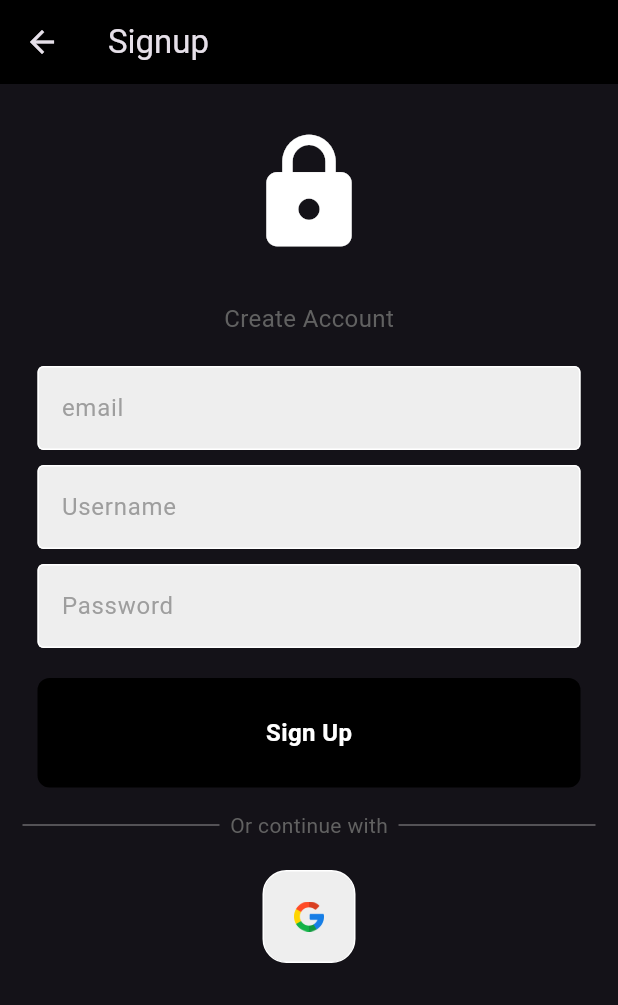
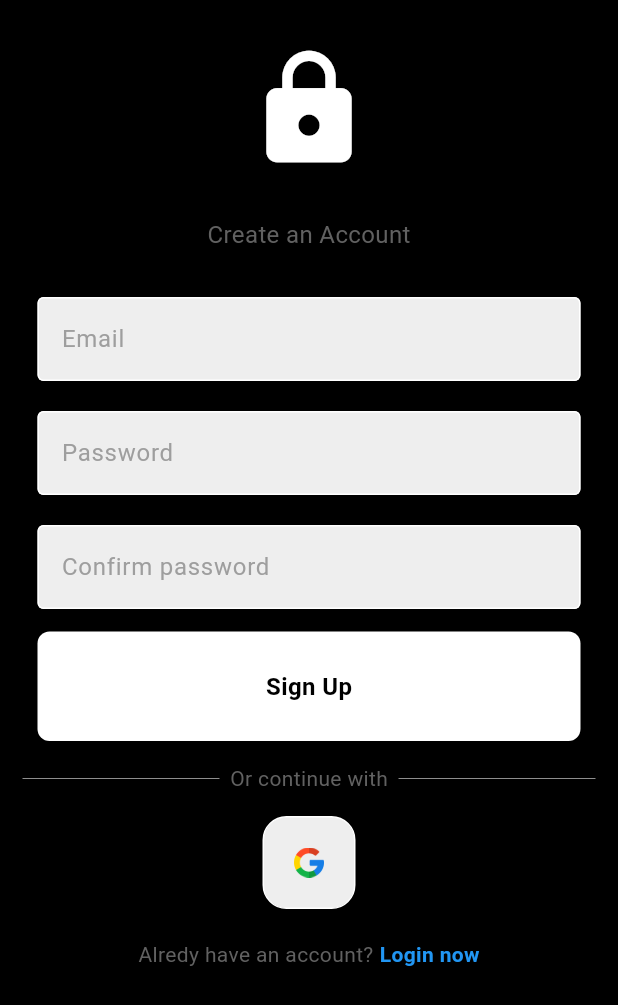
Before and after one commit to Raphaela664/24073_MAHORO_RAPHAELA_MOBILE_NAVIGATION_ASSIGNMENT3__CONTENT_PROVIDER, a Flutter app: the screen it shows after launch, after a tap on "Register now", on a phone screen of 412 x 824 dp. Shown: the top 1005 px of the screen. Run offline on Flutter 3.47's test engine with Material 3 defaults, Android fonts, the phone set to English and light mode, and no system bars; our stand-ins replace connectivity_plus, firebase_auth, firebase_core, google_nav_bar, google_sign_in, image_picker and 1 more; missing offline and left inert: fast_contacts; accounts and stored records are empty; network calls fail.

Commit message:
added google auth

```diff
--- a/lib/components/button.dart
+++ b/lib/components/button.dart
@@ -17,14 +17,14 @@ class MyButton extends StatelessWidget {
         padding: const EdgeInsets.all(25),
         margin: const EdgeInsets.symmetric(horizontal: 25),
         decoration: BoxDecoration(
-          color:Colors.black,
+          color:Colors.white,
           borderRadius: BorderRadius.circular(8),
           ),
         child:  Center(
           child: Text(
             buttonText,
             style: TextStyle(
-              color: Colors.white,
+              color: Colors.black,
               fontWeight: FontWeight.bold,
               fontSize: 16,
               ),
--- a/lib/components/square_tile.dart
+++ b/lib/components/square_tile.dart
@@ -2,14 +2,18 @@ import 'package:flutter/material.dart';
 
 class SquareTile extends StatelessWidget {
   final String imagePath;
+  final Function()? onTap;
   const SquareTile({
     super.key,
     required this.imagePath,
+    required this.onTap
   });
 
   @override
   Widget build(BuildContext context) {
-    return Container(
+    return GestureDetector(
+      onTap: onTap,
+      child: Container(
         padding: EdgeInsets.all(20),
         decoration: BoxDecoration(
           border: Border.all(color: Colors.white),
@@ -20,6 +24,7 @@ class SquareTile extends StatelessWidget {
           imagePath,
           height: 20,
         ),
+      ),
     );
   }
 }
--- a/lib/components/textfield.dart
+++ b/lib/components/textfield.dart
@@ -28,7 +28,8 @@ class Text_field extends StatelessWidget {
                     fillColor: Colors.grey.shade200,
                     filled: true,
                     hintText: hintText,
-                    hintStyle: TextStyle(color: Colors.grey[500])
+                    hintStyle: TextStyle(color: Colors.grey[500]),
+
 
                   ),
                 ),
--- a/lib/main.dart
+++ b/lib/main.dart
@@ -1,9 +1,16 @@
+import 'package:assignment_3/pages/authentication/auth_page.dart';
 import 'package:assignment_3/provider/theme.dart';
 import 'package:flutter/material.dart';
-import 'package:assignment_3/Homepage.dart';
 import 'package:provider/provider.dart';
+import 'package:firebase_core/firebase_core.dart';
+import 'firebase_options.dart';
 
-void main() {
+Future<void> main() async {
+  WidgetsFlutterBinding.ensureInitialized();
+  await Firebase.initializeApp(
+    options: DefaultFirebaseOptions.currentPlatform
+  );
+
   // runApp(ChangeNotifier(
   //   child: MyApp(),
   //   create: (BuildContext context)=> ThemeProvider(isDarkMode=true),
@@ -28,7 +35,7 @@ class MyApp extends StatelessWidget {
         //   colorScheme: ColorScheme.fromSeed(seedColor: Colors.deepPurple),
         //   useMaterial3: true,
         // ),
-        home: Homepage(), // Set Homepage as the home screen
+        home: AuthPage(), // Set Homepage as the home screen
       );
       },
     );
--- /dev/null
+++ b/lib/pages/authentication/Login_or_registerpage.dart
@@ -0,0 +1,31 @@
+import 'package:assignment_3/pages/authentication/login_page.dart';
+import 'package:assignment_3/pages/authentication/signup_page.dart';
+import 'package:flutter/material.dart';
+
+class LoginOrSignUpPagState extends StatefulWidget {
+  const LoginOrSignUpPagState({super.key});
+
+  @override
+  State<LoginOrSignUpPagState> createState() => _LoginOrSignUpPagStateState();
+}
+
+class _LoginOrSignUpPagStateState extends State<LoginOrSignUpPagState> {
+  bool showLoginPage = true;
+  void togglePages (){
+    setState(() {
+      showLoginPage = !showLoginPage;
+    });
+  }
+  @override
+  Widget build(BuildContext context) {
+    if(showLoginPage){
+     return LoginPage(
+      onTap: togglePages,
+     );
+    }else{
+      return SignUpPage(
+        onTap:  togglePages
+      );
+    }
+  }
+}
--- /dev/null
+++ b/lib/pages/authentication/auth_page.dart
@@ -0,0 +1,25 @@
+import 'package:assignment_3/Homepage.dart';
+import 'package:assignment_3/pages/authentication/Login_or_registerpage.dart';
+import 'package:assignment_3/pages/authentication/login_page.dart';
+import 'package:firebase_auth/firebase_auth.dart';
+import 'package:flutter/material.dart';
+
+class AuthPage extends StatelessWidget {
+  const AuthPage({super.key});
+
+  @override
+  Widget build(BuildContext context) {
+    return Scaffold(
+      body: StreamBuilder<User?>(
+        stream: FirebaseAuth.instance.authStateChanges(),
+        builder: (context, snapshot){
+          if (snapshot.hasData){
+            return Homepage();
+          }else{
+            return LoginOrSignUpPagState();
+          }
+        },
+      ),
+    );
+  }
+}
--- a/lib/pages/authentication/login_page.dart
+++ b/lib/pages/authentication/login_page.dart
@@ -1,21 +1,69 @@
 import 'package:assignment_3/components/button.dart';
 import 'package:assignment_3/components/square_tile.dart';
 import 'package:assignment_3/components/textfield.dart';
+import 'package:assignment_3/pages/authentication/auth_page.dart';
+import 'package:assignment_3/services/auth_service.dart';
+import 'package:firebase_auth/firebase_auth.dart';
+import 'package:firebase_core/firebase_core.dart';
 import 'package:flutter/material.dart';
 import 'signup_page.dart';
 
-class LoginPage extends StatelessWidget {
-  LoginPage({Key? key});
+class LoginPage extends StatefulWidget {
+  final Function()? onTap;
+  const LoginPage({super.key, required this.onTap});
 
-  final usernameController = TextEditingController();
+
+  @override
+  State<LoginPage> createState() => _LoginPageState();
+}
+
+class _LoginPageState extends State<LoginPage> {
+  final emailController = TextEditingController();
+
   final passwordController = TextEditingController();
 
-  void signUserIn() {}
+  void signUserIn() async{
+
+    showDialog(context: context, builder: (context){
+      return Center(
+        child: CircularProgressIndicator()
+      );
+    });
+    try{
+    await  FirebaseAuth.instance.signInWithEmailAndPassword(
+      email: emailController.text,
+       password: passwordController.text
+    );
+    Navigator.pop(context);
+    }on FirebaseAuthException  catch(e) {
+      Navigator.pop(context);
+      ShowErrorMessage(e.code);
+    }
+
+
+  }
+
+  void ShowErrorMessage(String Message){
+    showDialog(context: context, builder: (context){
+
+      return AlertDialog(
+        backgroundColor: Colors.orange,
+        title: Center(
+          child: Text(
+            Message,
+          style: TextStyle(color: Colors.white)
+          ),
+
+          ),
+      );
+    });
+  }
+
 
   @override
   Widget build(BuildContext context) {
     return Scaffold(
-      backgroundColor: Colors.grey[300],
+      backgroundColor: Colors.black,
       body: SafeArea(
         child: SingleChildScrollView(
           child: Center(
@@ -37,8 +85,8 @@ class LoginPage extends StatelessWidget {
               ),
               const SizedBox(height: 30),
               Text_field(
-                controller: usernameController,
-                hintText: 'Username',
+                controller: emailController,
+                hintText: 'Email',
                 obscureText: false,
               ),
               const SizedBox(height: 20),
@@ -95,8 +143,11 @@ class LoginPage extends StatelessWidget {
               const SizedBox(height: 15),
               Row(
                 mainAxisAlignment: MainAxisAlignment.center,
-                children: const [
-                  SquareTile(imagePath: 'images/google.png'),
+                children:  [
+                  SquareTile(
+                    imagePath: 'images/google.png',
+                    onTap: ()=> Auth_Service().signInWithGoogle(),
+                    ),
                 ],
               ),
               const SizedBox(height: 20),
@@ -109,26 +160,12 @@ class LoginPage extends StatelessWidget {
                   ),
                   const SizedBox(width: 4),
                   GestureDetector(
-                    onTap: () {
-
-                      Navigator.push(
-                        context,
-                        MaterialPageRoute(builder: (context) {
-                          return Scaffold(
-                            appBar: AppBar(
-                              title: Text('Signup'),
-                              backgroundColor: Colors.black,
-                            ),
-                            body: signupPage(),
-                          );
-                        }),
-                      );
-                    },
+                    onTap: widget.onTap,
                     child: const Text(
                       'Register now',
                       style: TextStyle(
                         color: Colors.blue,
-                        fontWeight: FontWeight.bold,
+                        fontWeight: FontWeight.bold
                       ),
                     ),
                   )
--- a/lib/pages/authentication/signup_page.dart
+++ b/lib/pages/authentication/signup_page.dart
@@ -1,27 +1,74 @@
-import 'package:assignment_3/pages/authentication/login_page.dart';
 import 'package:assignment_3/components/button.dart';
 import 'package:assignment_3/components/square_tile.dart';
 import 'package:assignment_3/components/textfield.dart';
+import 'package:assignment_3/services/auth_service.dart';
+import 'package:firebase_auth/firebase_auth.dart';
+import 'package:firebase_core/firebase_core.dart';
 import 'package:flutter/material.dart';
+import 'signup_page.dart';
 
-class signupPage extends StatelessWidget {
-  signupPage({super.key});
+class SignUpPage extends StatefulWidget {
+  final Function()? onTap;
+  const SignUpPage({super.key, required this.onTap});
 
 
-  final usernameController = TextEditingController();
+  @override
+  State<SignUpPage> createState() => _SignUpPageState();
+}
+
+class _SignUpPageState extends State<SignUpPage> {
   final emailController = TextEditingController();
   final passwordController = TextEditingController();
+  final confirmPasswordController = TextEditingController();
+
+  void signUserUp() async{
+
+    showDialog(context: context, builder: (context){
+      return Center(
+        child: CircularProgressIndicator()
+      );
+    });
+    try{
+
+    if(passwordController.text == confirmPasswordController.text ){
+      await  FirebaseAuth.instance.createUserWithEmailAndPassword(
+      email: emailController.text,
+      password: passwordController.text
+    );
+    }else{
+      ShowErrorMessage("Passwords don't match");
+    }
+    Navigator.pop(context);
+
+    }on FirebaseAuthException  catch(e) {
+      Navigator.pop(context);
+      ShowErrorMessage(e.code);
+    }
 
 
+  }
 
-  // sign user in method
-  void signUserUp() {}
+  void ShowErrorMessage(String Message){
+    showDialog(context: context, builder: (context){
+
+      return AlertDialog(
+        backgroundColor: Colors.orange,
+        title: Center(
+          child: Text(
+            Message,
+          style: TextStyle(color: Colors.white)
+          ),
+
+          ),
+      );
+    });
+  }
 
 
   @override
   Widget build(BuildContext context) {
     return Scaffold(
-      //backgroundColor: Colors.grey[300],
+      backgroundColor: Colors.black,
       body: SafeArea(
         child: SingleChildScrollView(
           child: Center(
@@ -29,62 +76,43 @@ class signupPage extends StatelessWidget {
             mainAxisAlignment: MainAxisAlignment.center,
             children: [
               const SizedBox(height: 30),
-              // logo
               const Icon(
                 Icons.lock,
                 size: 85,
               ),
-
               const SizedBox(height: 30),
-
-              // Create account
               Text(
-                'Create Account',
+                'Create an Account',
                 style: TextStyle(
                   color: Colors.grey[700],
                   fontSize: 16,
                 ),
               ),
-
-              const SizedBox(height: 20),
-              // email textfield
+              const SizedBox(height: 30),
               Text_field(
                 controller: emailController,
-                hintText: 'email',
+                hintText: 'Email',
                 obscureText: false,
               ),
-              const SizedBox(height: 10),
-
-              // username textfield
-              Text_field(
-                controller: usernameController,
-                hintText: 'Username',
-                obscureText: false,
-              ),
-
-              const SizedBox(height: 10),
-
-              // password textfield
+              const SizedBox(height: 20),
               Text_field(
                 controller: passwordController,
                 hintText: 'Password',
                 obscureText: true,
               ),
+              const SizedBox(height: 20),
+              Text_field(
+                controller: confirmPasswordController,
+                hintText: 'Confirm password',
+                obscureText: true,
+              ),
 
-
-
-              const SizedBox(height: 20),
-
-              // sign in button
+              const SizedBox(height: 15),
               MyButton(
                 onTap: signUserUp,
                 buttonText: 'Sign Up',
-
               ),
-
               const SizedBox(height: 15),
-
-              // or continue with
               Padding(
                 padding: const EdgeInsets.symmetric(horizontal: 15.0),
                 child: Row(
@@ -111,26 +139,40 @@ class signupPage extends StatelessWidget {
                   ],
                 ),
               ),
-
-              const SizedBox(height: 20),
-
+              const SizedBox(height: 15),
               Row(
                 mainAxisAlignment: MainAxisAlignment.center,
-                children: const [
-                  // google button
-                  SquareTile(imagePath: 'images/google.png'),
-
+                children: [
+                  SquareTile(
+                    imagePath: 'images/google.png',
+                    onTap: ()=> Auth_Service().signInWithGoogle(),
+                    ),
                 ],
               ),
-
-              const SizedBox(height: 15),
-
-
-
+              const SizedBox(height: 20),
+              Row(
+                mainAxisAlignment: MainAxisAlignment.center,
+                children: [
+                  Text(
+                    'Alredy have an account?',
+                    style: TextStyle(color: Colors.grey[700]),
+                  ),
+                  const SizedBox(width: 4),
+                  GestureDetector(
+                    onTap: widget.onTap,
+                    child: const Text(
+                      'Login now',
+                      style: TextStyle(
+                        color: Colors.blue,
+                        fontWeight: FontWeight.bold
+                      ),
+                    ),
+                  )
+                ],
+              )
             ],
           ),
         ),
-
         )
 
       ),
--- a/pubspec.yaml
+++ b/pubspec.yaml
@@ -42,6 +42,9 @@ dependencies:
   image_picker: ^1.0.7
   permission_handler: ^8.1.5
   fast_contacts: ^3.1.3
+  firebase_core: ^2.26.0
+  firebase_auth: ^4.17.7
+  google_sign_in: ^6.2.1
 
 
 dev_dependencies:
```
Also changed, not shown: lib/Homepage.dart (+18 -5 lines), lib/pages/HomeView.dart (added, +12 -0 lines), lib/services/auth_service.dart (added, +16 -0 lines), lib/firebase_options.dart (added), pubspec.lock, 10 other files. Lines whose indentation alone changed are shown as unchanged.
